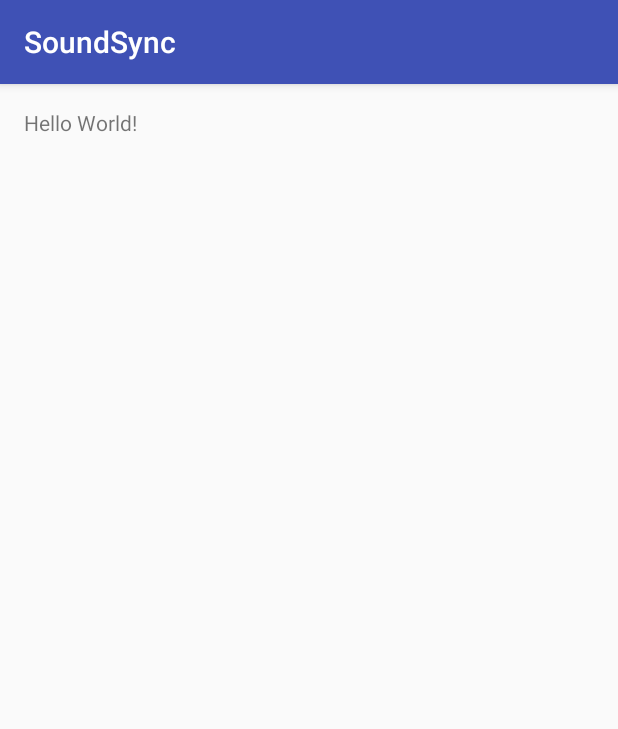
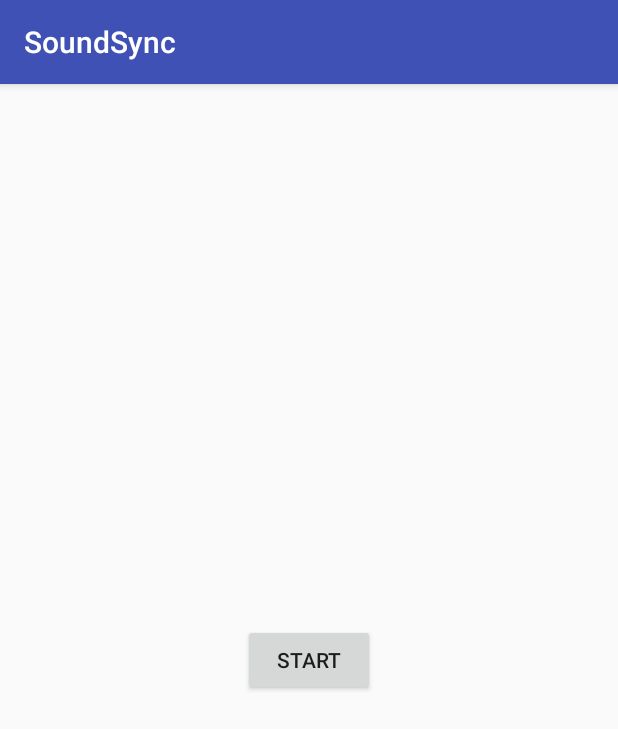
Before and after one commit to zeroamplitude/SoundSync, an Android app: the screen it shows after launch (MainActivity), on a phone screen of 412 x 824 dp. Shown: the top 729 px of the screen. Run offline under Robolectric (Android 15) with nearby library versions, the phone set to English and light mode, and no system bars.

```diff
--- a/app/src/main/java/net/uoit/distributedsystems/soundsync/MainActivity.java
+++ b/app/src/main/java/net/uoit/distributedsystems/soundsync/MainActivity.java
@@ -10,4 +10,10 @@ public class MainActivity extends AppCompatActivity {
         super.onCreate(savedInstanceState);
         setContentView(R.layout.activity_main);
     }
+
+    public void start() {
+
+    }
+
+
 }
--- a/app/src/main/res/layout/activity_main.xml
+++ b/app/src/main/res/layout/activity_main.xml
@@ -1,11 +1,19 @@
 <?xml version="1.0" encoding="utf-8"?>
-<RelativeLayout xmlns:android="http://schemas.android.com/apk/res/android"
-    xmlns:tools="http://schemas.android.com/tools" android:layout_width="match_parent"
-    android:layout_height="match_parent" android:paddingLeft="@dimen/activity_horizontal_margin"
+<FrameLayout xmlns:android="http://schemas.android.com/apk/res/android"
+    xmlns:tools="http://schemas.android.com/tools"
+    android:layout_width="match_parent"
+    android:layout_height="match_parent"
+    android:paddingLeft="@dimen/activity_horizontal_margin"
     android:paddingRight="@dimen/activity_horizontal_margin"
     android:paddingTop="@dimen/activity_vertical_margin"
-    android:paddingBottom="@dimen/activity_vertical_margin" tools:context=".MainActivity">
+    android:paddingBottom="@dimen/activity_vertical_margin"
+    tools:context=".MainActivity">
 
-    <TextView android:text="Hello World!" android:layout_width="wrap_content"
-        android:layout_height="wrap_content" />
-</RelativeLayout>
+    <Button
+        android:layout_width="wrap_content"
+        android:layout_height="wrap_content"
+        android:text="@string/start_label"
+        android:id="@+id/button"
+        android:layout_gravity="center"
+        android:onClick=""/>
+</FrameLayout>
--- a/app/src/main/res/values/strings.xml
+++ b/app/src/main/res/values/strings.xml
@@ -1,3 +1,4 @@
 <resources>
     <string name="app_name">SoundSync</string>
+    <string name="start_label">Start</string>
 </resources>
```
